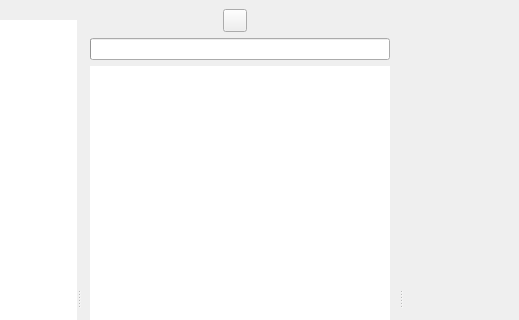
Old version of the form Sources/filemgmt/ptFileMgrWindow.ui in the repository dzz007/photivo; both pictures show x 220 to 739 and y 0 to 320 of the 739 by 596 pixel window.
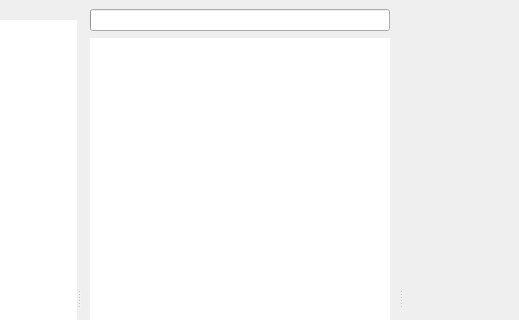
New version of the form. Icons and pictures are not drawn.

```diff
--- a/Sources/filemgmt/ptFileMgrWindow.ui
+++ b/Sources/filemgmt/ptFileMgrWindow.ui
@@ -145,6 +145,19 @@
        <property name="margin">
         <number>9</number>
        </property>
+       <item alignment="Qt::AlignVCenter">
+        <widget class="QStackedWidget" name="HeaderBar">
+         <property name="currentIndex">
+          <number>1</number>
+         </property>
+         <widget class="QWidget" name="PathPage">
+          <layout class="QVBoxLayout" name="verticalLayout_3">
+           <property name="spacing">
+            <number>0</number>
+           </property>
+           <property name="margin">
+            <number>0</number>
+           </property>
        <item>
         <widget class="QWidget" name="m_PathContainer" native="true">
          <property name="sizePolicy">
@@ -196,6 +209,16 @@
          </layout>
         </widget>
        </item>
+          </layout>
+         </widget>
+         <widget class="QWidget" name="ProgressPage">
+          <layout class="QVBoxLayout" name="verticalLayout_4">
+           <property name="spacing">
+            <number>0</number>
+           </property>
+           <property name="margin">
+            <number>0</number>
+           </property>
        <item>
         <widget class="QProgressBar" name="m_Progressbar">
          <property name="value">
@@ -204,6 +227,10 @@
          <property name="textVisible">
           <bool>false</bool>
          </property>
+            </widget>
+           </item>
+          </layout>
+         </widget>
         </widget>
        </item>
        <item>
```
Left out of the diff: 2 changed lines with no effect on the pictures. Lines whose indentation alone changed are shown as unchanged.
